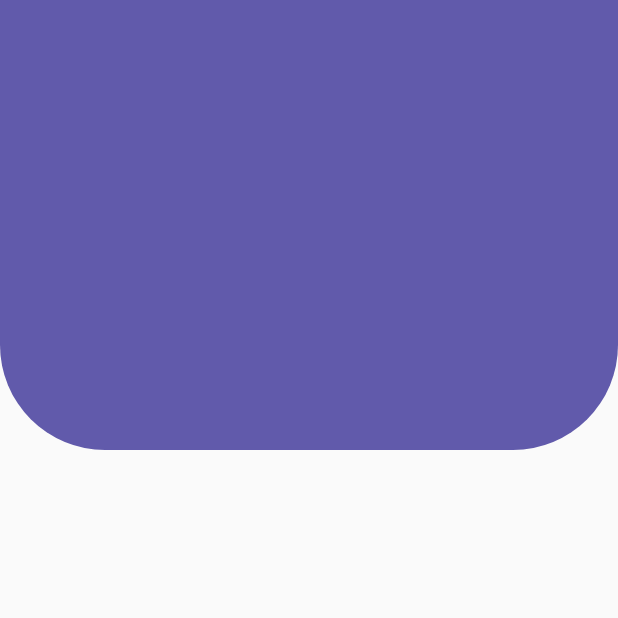
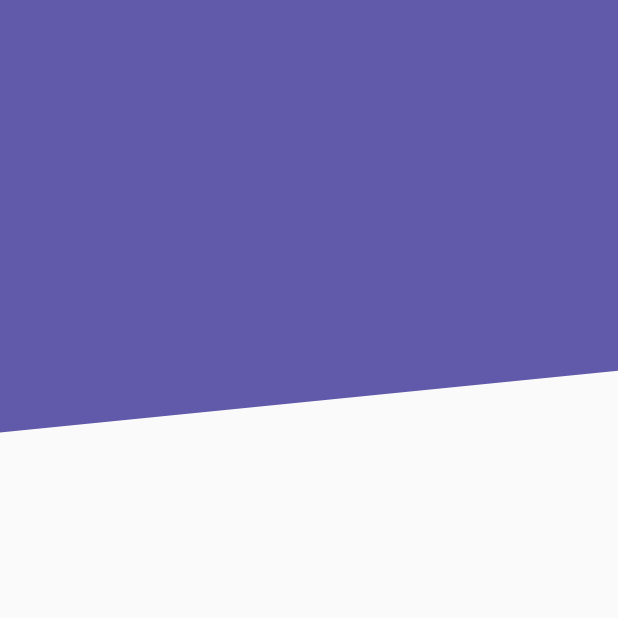
Before and after one commit to velfin13/custom_painter_flutter, a Flutter app: the screen it shows after launch, on a phone screen of 412 x 824 dp, the top half of it. Run offline on Flutter 3.47's test engine with Material 2 defaults, Android fonts, the phone set to English and light mode, and no system bars.

Commit message:
custon painter diagonal

```diff
--- a/lib/src/pages/headers_page.dart
+++ b/lib/src/pages/headers_page.dart
@@ -1,14 +1,15 @@
 // ignore_for_file: unused_import
-
+import 'package:flutter/material.dart';
 import 'package:custom_painter/src/widgets/headerBorderRedondeados.dart';
 import 'package:custom_painter/src/widgets/headerCuadrado.dart';
-import 'package:flutter/material.dart';
+import 'package:custom_painter/src/widgets/headerDiagonal.dart';
+
 
 class HeaderPage extends StatelessWidget {
   const HeaderPage({super.key});
 
   @override
   Widget build(BuildContext context) {
-    return const Scaffold(body: HeaderBorderRedondeados());
+    return const Scaffold(body: HeaderDiagonal());
   }
 }
--- /dev/null
+++ b/lib/src/widgets/headerDiagonal.dart
@@ -0,0 +1,43 @@
+// ignore_for_file: file_names, unused_element
+
+import 'package:flutter/material.dart';
+
+class HeaderDiagonal extends StatelessWidget {
+  const HeaderDiagonal({super.key});
+
+  @override
+  Widget build(BuildContext context) {
+    return Container(
+      height: double.infinity,
+      width: double.infinity,
+      child: CustomPaint(painter: _HeaderDiagonalPainter()),
+    );
+  }
+}
+
+class _HeaderDiagonalPainter extends CustomPainter {
+  @override
+  void paint(Canvas canvas, Size size) {
+    final paint = Paint();
+
+    // propiedades
+    paint.color = Color(0xff615aab);
+    paint.style = PaintingStyle.fill;
+    paint.strokeWidth = 2;
+
+    final path = Path();
+
+    // dibujar con el path y el lapiz
+    path.moveTo(0, size.height * 0.35);
+    path.lineTo(size.width, size.height * 0.30);
+    path.lineTo(size.width, 0);
+    path.lineTo(0, 0);
+    path.lineTo(0, size.height * 0.5);
+    canvas.drawPath(path, paint);
+  }
+
+  @override
+  bool shouldRepaint(covariant CustomPainter oldDelegate) {
+    return true;
+  }
+}
```
